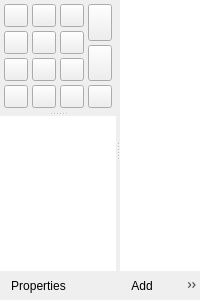
The window that src/ptz-controls.ui (glikely/obs-ptz) describes before a commit, drawn with Qt 5.
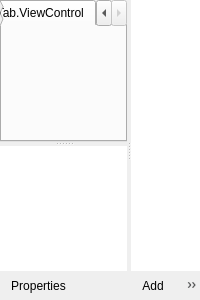
The same window after the commit. The open tabs and pages were chosen to show the change. Icons and pictures are not drawn. Custom widgets are drawn as their Qt base class.

Commit message: Add view control tab for PTZ interaction

```diff
--- a/src/ptz-controls.ui
+++ b/src/ptz-controls.ui
@@ -62,6 +62,34 @@
          <property name="childrenCollapsible">
           <bool>true</bool>
          </property>
+      <widget class="QTabWidget" name="controlTabs">
+       <property name="sizePolicy">
+        <sizepolicy hsizetype="Expanding" vsizetype="Fixed">
+         <horstretch>0</horstretch>
+         <verstretch>0</verstretch>
+        </sizepolicy>
+       </property>
+       <property name="currentIndex">
+        <number>0</number>
+       </property>
+       <widget class="QWidget" name="controllerTab">
+        <attribute name="title">
+         <string>PTZ.Dock.Tab.Controller</string>
+        </attribute>
+        <layout class="QVBoxLayout" name="controllerTabVerticalLayout">
+         <property name="leftMargin">
+          <number>0</number>
+         </property>
+         <property name="topMargin">
+          <number>0</number>
+         </property>
+         <property name="rightMargin">
+          <number>0</number>
+         </property>
+         <property name="bottomMargin">
+          <number>0</number>
+         </property>
+         <item>
       <widget class="QWidget" name="movementControlsWidget" native="true">
        <property name="sizePolicy">
         <sizepolicy hsizetype="Expanding" vsizetype="Fixed">
@@ -429,6 +457,32 @@
         </item>
        </layout>
       </widget>
+         </item>
+        </layout>
+       </widget>
+       <widget class="QWidget" name="viewControlTab">
+        <attribute name="title">
+         <string>PTZ.Dock.Tab.ViewControl</string>
+        </attribute>
+        <layout class="QVBoxLayout" name="viewControlTabVerticalLayout">
+         <property name="leftMargin">
+          <number>0</number>
+         </property>
+         <property name="topMargin">
+          <number>0</number>
+         </property>
+         <property name="rightMargin">
+          <number>0</number>
+         </property>
+         <property name="bottomMargin">
+          <number>0</number>
+         </property>
+         <item>
+          <widget class="PTZViewControl" name="viewControl" native="true"/>
+         </item>
+        </layout>
+       </widget>
+      </widget>
       <widget class="CircularListView" name="deviceList">
        <property name="sizePolicy">
         <sizepolicy hsizetype="Expanding" vsizetype="Expanding">
@@ -626,6 +680,11 @@
   </action>
  </widget>
  <customwidgets>
+  <customwidget>
+   <class>PTZViewControl</class>
+   <extends>QWidget</extends>
+   <header>ptz-view-control.hpp</header>
+  </customwidget>
   <customwidget>
    <class>TouchControl</class>
    <extends>QWidget</extends>
```
The commit also changes 4 other files.
